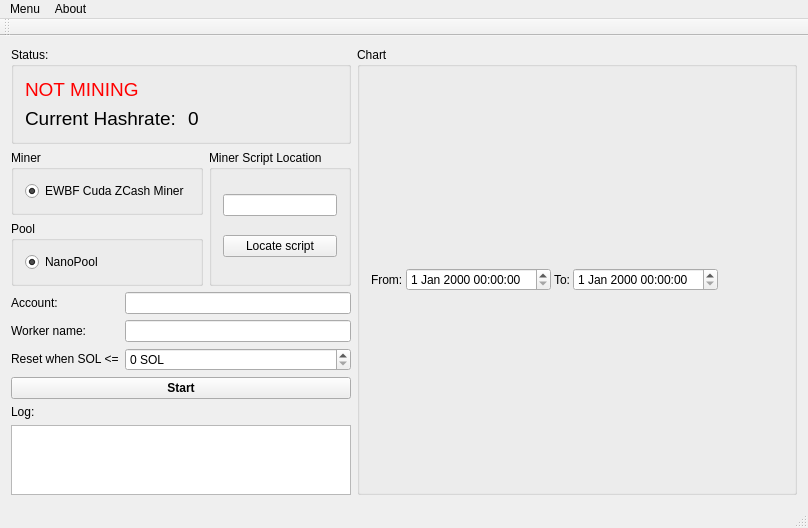
Old version of the form mainwindow.ui in the repository stibog/MinerWatch.
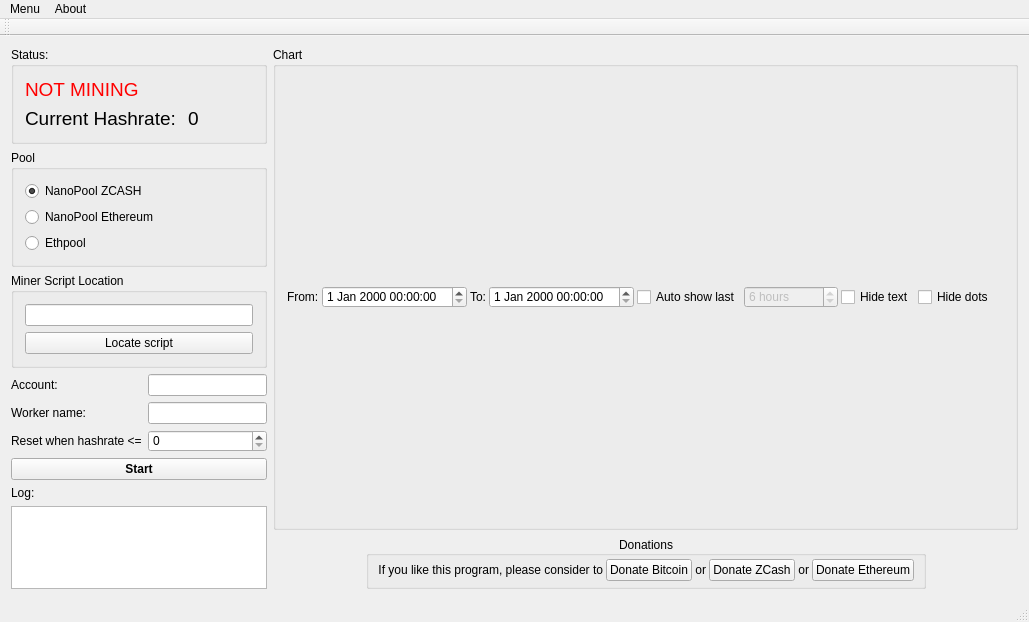
New version of the form.

```diff
--- a/mainwindow.ui
+++ b/mainwindow.ui
@@ -6,122 +6,22 @@
    <rect>
     <x>0</x>
     <y>0</y>
-    <width>808</width>
-    <height>502</height>
+    <width>1029</width>
+    <height>622</height>
    </rect>
   </property>
   <property name="windowTitle">
    <string>MinerWatch</string>
   </property>
+  <property name="styleSheet">
+   <string notr="true">.QPushButton::hover
+{	
+	color: rgb(0, 85, 255);
+}</string>
+  </property>
   <widget class="QWidget" name="centralWidget">
-   <layout class="QGridLayout" name="gridLayout" columnstretch="0,0,1">
-    <item row="1" column="0">
-     <layout class="QVBoxLayout" name="verticalLayout_3">
-      <item>
-       <widget class="QGroupBox" name="groupBox">
-        <property name="title">
-         <string>Miner</string>
-        </property>
-        <layout class="QVBoxLayout" name="verticalLayout_2">
-         <item>
-          <widget class="QRadioButton" name="radioButton_miner_ewbf">
-           <property name="text">
-            <string>EWBF Cuda ZCash Miner</string>
-           </property>
-           <property name="checked">
-            <bool>true</bool>
-           </property>
-          </widget>
-         </item>
-        </layout>
-       </widget>
-      </item>
-      <item>
-       <widget class="QGroupBox" name="groupBox_2">
-        <property name="title">
-         <string>Pool</string>
-        </property>
-        <layout class="QVBoxLayout" name="verticalLayout">
-         <item>
-          <widget class="QRadioButton" name="radioButton_pool_nano">
-           <property name="text">
-            <string>NanoPool</string>
-           </property>
-           <property name="checked">
-            <bool>true</bool>
-           </property>
-          </widget>
-         </item>
-        </layout>
-       </widget>
-      </item>
-     </layout>
-    </item>
-    <item row="2" column="0" colspan="2">
-     <layout class="QFormLayout" name="formLayout">
-      <item row="0" column="0">
-       <widget class="QLabel" name="label_2">
-        <property name="text">
-         <string>Account:</string>
-        </property>
-       </widget>
-      </item>
-      <item row="0" column="1">
-       <widget class="QLineEdit" name="lineEdit_account"/>
-      </item>
-      <item row="1" column="0">
-       <widget class="QLabel" name="label_3">
-        <property name="text">
-         <string>Worker name:</string>
-        </property>
-       </widget>
-      </item>
-      <item row="1" column="1">
-       <widget class="QLineEdit" name="lineEdit_worker"/>
-      </item>
-      <item row="2" column="0">
-       <widget class="QLabel" name="label_5">
-        <property name="text">
-         <string>Reset when SOL &lt;=</string>
-        </property>
-       </widget>
-      </item>
-      <item row="2" column="1">
-       <widget class="QSpinBox" name="spinBox">
-        <property name="suffix">
-         <string> SOL</string>
-        </property>
-        <property name="maximum">
-         <number>999999999</number>
-        </property>
-       </widget>
-      </item>
-     </layout>
-    </item>
-    <item row="5" column="0" colspan="2">
-     <widget class="QTextBrowser" name="textBrowser"/>
-    </item>
-    <item row="3" column="0" colspan="2">
-     <widget class="QPushButton" name="pushButton_2">
-      <property name="font">
-       <font>
-        <weight>75</weight>
-        <bold>true</bold>
-       </font>
-      </property>
-      <property name="text">
-       <string>Start</string>
-      </property>
-     </widget>
-    </item>
-    <item row="4" column="0">
-     <widget class="QLabel" name="label_4">
-      <property name="text">
-       <string>Log:</string>
-      </property>
-     </widget>
-    </item>
-    <item row="0" column="0" colspan="2">
+   <layout class="QGridLayout" name="gridLayout" rowstretch="0,0,0,0,0,0,1,0" columnstretch="0,1">
+    <item row="0" column="0">
      <widget class="QGroupBox" name="groupBox_4">
       <property name="title">
        <string>Status:</string>
@@ -173,26 +73,7 @@
       </layout>
      </widget>
     </item>
-    <item row="1" column="1">
-     <widget class="QGroupBox" name="groupBox_3">
-      <property name="title">
-       <string>Miner Script Location</string>
-      </property>
-      <layout class="QVBoxLayout" name="verticalLayout_4">
-       <item>
-        <widget class="QLineEdit" name="lineEdit_miner_loc"/>
-       </item>
-       <item>
-        <widget class="QPushButton" name="pushButton">
-         <property name="text">
-          <string>Locate script</string>
-         </property>
-        </widget>
-       </item>
-      </layout>
-     </widget>
-    </item>
-    <item row="0" column="2" rowspan="6">
+    <item row="0" column="1" rowspan="7">
      <widget class="QGroupBox" name="groupBox_chart">
       <property name="title">
        <string>Chart</string>
@@ -223,6 +104,46 @@
          <item>
           <widget class="QDateTimeEdit" name="dateTimeEdit_hash_to"/>
          </item>
+         <item>
+          <widget class="QCheckBox" name="checkBox_autoshowlast">
+           <property name="text">
+            <string>Auto show last</string>
+           </property>
+          </widget>
+         </item>
+         <item>
+          <widget class="QSpinBox" name="spinBox_hourinterval">
+           <property name="enabled">
+            <bool>false</bool>
+           </property>
+           <property name="suffix">
+            <string> hours</string>
+           </property>
+           <property name="minimum">
+            <number>1</number>
+           </property>
+           <property name="maximum">
+            <number>99999</number>
+           </property>
+           <property name="value">
+            <number>6</number>
+           </property>
+          </widget>
+         </item>
+         <item>
+          <widget class="QCheckBox" name="checkBox">
+           <property name="text">
+            <string>Hide text</string>
+           </property>
+          </widget>
+         </item>
+         <item>
+          <widget class="QCheckBox" name="checkBox_2">
+           <property name="text">
+            <string>Hide dots</string>
+           </property>
+          </widget>
+         </item>
          <item>
           <spacer name="horizontalSpacer">
            <property name="orientation">
@@ -241,6 +162,288 @@
       </layout>
      </widget>
     </item>
+    <item row="1" column="0">
+     <layout class="QVBoxLayout" name="verticalLayout_3">
+      <item>
+       <widget class="QGroupBox" name="groupBox_2">
+        <property name="title">
+         <string>Pool</string>
+        </property>
+        <layout class="QVBoxLayout" name="verticalLayout">
+         <item>
+          <widget class="QRadioButton" name="radioButton_pool_nanozec">
+           <property name="text">
+            <string>NanoPool ZCASH</string>
+           </property>
+           <property name="checked">
+            <bool>true</bool>
+           </property>
+           <attribute name="buttonGroup">
+            <string notr="true">buttonGroup</string>
+           </attribute>
+          </widget>
+         </item>
+         <item>
+          <widget class="QRadioButton" name="radioButton_pool_nanoeth">
+           <property name="text">
+            <string>NanoPool Ethereum</string>
+           </property>
+           <property name="checked">
+            <bool>false</bool>
+           </property>
+           <attribute name="buttonGroup">
+            <string notr="true">buttonGroup</string>
+           </attribute>
+          </widget>
+         </item>
+         <item>
+          <widget class="QRadioButton" name="radioButton_ethpool">
+           <property name="text">
+            <string>Ethpool</string>
+           </property>
+           <property name="checked">
+            <bool>false</bool>
+           </property>
+           <attribute name="buttonGroup">
+            <string notr="true">buttonGroup</string>
+           </attribute>
+          </widget>
+         </item>
+        </layout>
+       </widget>
+      </item>
+     </layout>
+    </item>
+    <item row="2" column="0">
+     <widget class="QGroupBox" name="groupBox_3">
+      <property name="title">
+       <string>Miner Script Location</string>
+      </property>
+      <layout class="QVBoxLayout" name="verticalLayout_4">
+       <item>
+        <widget class="QLineEdit" name="lineEdit_miner_loc"/>
+       </item>
+       <item>
+        <widget class="QPushButton" name="pushButton">
+         <property name="text">
+          <string>Locate script</string>
+         </property>
+        </widget>
+       </item>
+      </layout>
+     </widget>
+    </item>
+    <item row="3" column="0">
+     <layout class="QFormLayout" name="formLayout">
+      <item row="0" column="0">
+       <widget class="QLabel" name="label_2">
+        <property name="text">
+         <string>Account:</string>
+        </property>
+       </widget>
+      </item>
+      <item row="0" column="1">
+       <widget class="QLineEdit" name="lineEdit_account"/>
+      </item>
+      <item row="1" column="0">
+       <widget class="QLabel" name="label_3">
+        <property name="text">
+         <string>Worker name:</string>
+        </property>
+       </widget>
+      </item>
+      <item row="1" column="1">
+       <widget class="QLineEdit" name="lineEdit_worker"/>
+      </item>
+      <item row="2" column="0">
+       <widget class="QLabel" name="label_5">
+        <property name="text">
+         <string>Reset when hashrate &lt;=</string>
+        </property>
+       </widget>
+      </item>
+      <item row="2" column="1">
+       <widget class="QSpinBox" name="spinBox">
+        <property name="suffix">
+         <string/>
+        </property>
+        <property name="maximum">
+         <number>999999999</number>
+        </property>
+       </widget>
+      </item>
+     </layout>
+    </item>
+    <item row="4" column="0">
+     <widget class="QPushButton" name="pushButton_2">
+      <property name="font">
+       <font>
+        <weight>75</weight>
+        <bold>true</bold>
+       </font>
+      </property>
+      <property name="text">
+       <string>Start</string>
+      </property>
+     </widget>
+    </item>
+    <item row="5" column="0">
+     <widget class="QLabel" name="label_4">
+      <property name="text">
+       <string>Log:</string>
+      </property>
+     </widget>
+    </item>
+    <item row="6" column="0" rowspan="2">
+     <widget class="QTextBrowser" name="textBrowser"/>
+    </item>
+    <item row="7" column="1">
+     <layout class="QHBoxLayout" name="horizontalLayout_4" stretch="1,0,1">
+      <property name="spacing">
+       <number>0</number>
+      </property>
+      <item>
+       <spacer name="horizontalSpacer_4">
+        <property name="orientation">
+         <enum>Qt::Horizontal</enum>
+        </property>
+        <property name="sizeHint" stdset="0">
+         <size>
+          <width>40</width>
+          <height>20</height>
+         </size>
+        </property>
+       </spacer>
+      </item>
+      <item>
+       <widget class="QGroupBox" name="groupBox">
+        <property name="title">
+         <string>Donations</string>
+        </property>
+        <property name="alignment">
+         <set>Qt::AlignCenter</set>
+        </property>
+        <layout class="QHBoxLayout" name="horizontalLayout_3" stretch="0,0,0,0,0,0">
+         <property name="spacing">
+          <number>3</number>
+         </property>
+         <property name="leftMargin">
+          <number>9</number>
+         </property>
+         <property name="topMargin">
+          <number>3</number>
+         </property>
+         <property name="rightMargin">
+          <number>9</number>
+         </property>
+         <property name="bottomMargin">
+          <number>5</number>
+         </property>
+         <item>
+          <widget class="QLabel" name="label_8">
+           <property name="text">
+            <string>If you like this program, please consider to</string>
+           </property>
+           <property name="alignment">
+            <set>Qt::AlignRight|Qt::AlignTrailing|Qt::AlignVCenter</set>
+           </property>
+          </widget>
+         </item>
+         <item>
+          <widget class="QPushButton" name="pushButton_3">
+           <property name="toolTip">
+            <string>Clicking this button copies donation BTC address to clipboard.</string>
+           </property>
+           <property name="autoFillBackground">
+            <bool>true</bool>
+           </property>
+           <property name="text">
+            <string>Donate Bitcoin</string>
+           </property>
+           <property name="default">
+            <bool>false</bool>
+           </property>
+           <property name="flat">
+            <bool>false</bool>
+           </property>
+          </widget>
+         </item>
+         <item>
+          <widget class="QLabel" name="label_9">
+           <property name="text">
+            <string>or</string>
+           </property>
+           <property name="alignment">
+            <set>Qt::AlignRight|Qt::AlignTrailing|Qt::AlignVCenter</set>
+           </property>
+          </widget>
+         </item>
+         <item>
+          <widget class="QPushButton" name="pushButton_4">
+           <property name="toolTip">
+            <string>Clicking this button copies donation ZCash address to clipboard.</string>
+           </property>
+           <property name="autoFillBackground">
+            <bool>true</bool>
+           </property>
+           <property name="text">
+            <string>Donate ZCash</string>
+           </property>
+           <property name="default">
+            <bool>false</bool>
+           </property>
+           <property name="flat">
+            <bool>false</bool>
+           </property>
+          </widget>
+         </item>
+         <item>
+          <widget class="QLabel" name="label_10">
+           <property name="text">
+            <string>or</string>
+           </property>
+           <property name="alignment">
+            <set>Qt::AlignRight|Qt::AlignTrailing|Qt::AlignVCenter</set>
+           </property>
+          </widget>
+         </item>
+         <item>
+          <widget class="QPushButton" name="pushButton_eth">
+           <property name="toolTip">
+            <string>Clicking this button copies donation Ethereum address to clipboard.</string>
+           </property>
+           <property name="autoFillBackground">
+            <bool>true</bool>
+           </property>
+           <property name="text">
+            <string>Donate Ethereum</string>
+           </property>
+           <property name="default">
+            <bool>false</bool>
+           </property>
+           <property name="flat">
+            <bool>false</bool>
+           </property>
+          </widget>
+         </item>
+        </layout>
+       </widget>
+      </item>
+      <item>
+       <spacer name="horizontalSpacer_5">
+        <property name="orientation">
+         <enum>Qt::Horizontal</enum>
+        </property>
+        <property name="sizeHint" stdset="0">
+         <size>
+          <width>40</width>
+          <height>20</height>
+         </size>
+        </property>
+       </spacer>
+      </item>
+     </layout>
+    </item>
    </layout>
   </widget>
   <widget class="QMenuBar" name="menuBar">
@@ -248,7 +451,7 @@
     <rect>
      <x>0</x>
      <y>0</y>
-     <width>808</width>
+     <width>1029</width>
      <height>21</height>
     </rect>
    </property>
```
Left out of the diff: 28 changed lines with no effect on the pictures.
